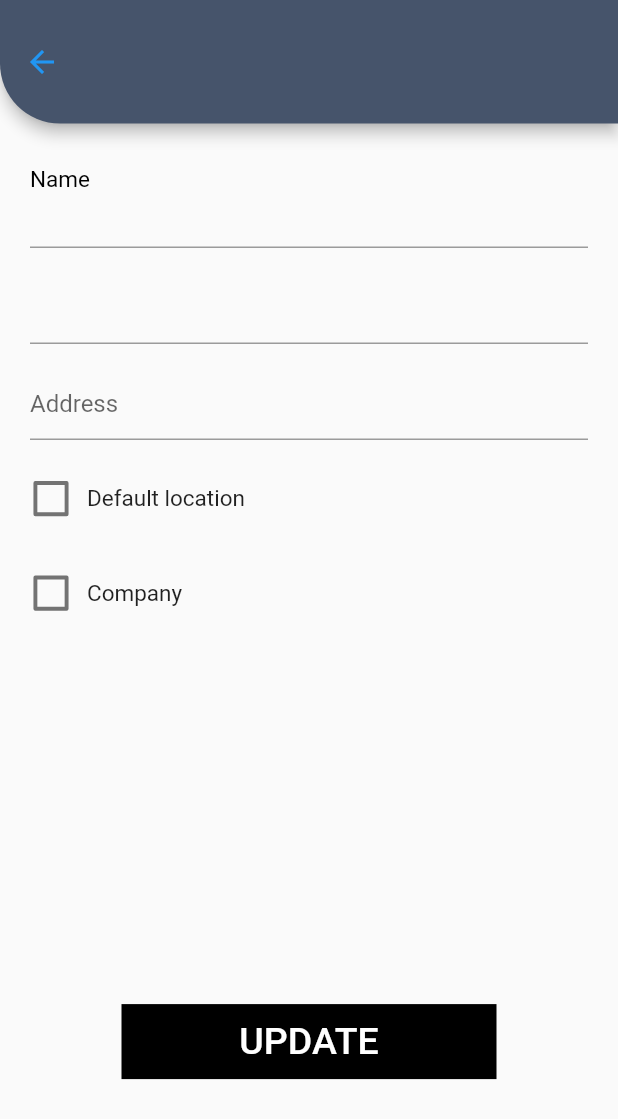
After one commit to anhtuanpham0706/login_demo, a Flutter app: the UpdateScreen screen opened directly, on a phone screen of 412 x 824 dp. The commit adds this screen. Shown: the top 1119 px of the screen. Run offline on Flutter 3.47's test engine with Material 2 defaults, Android fonts, the phone set to English and light mode, and no system bars; our stand-ins replace flutter_bloc, flutter_svg, image_picker, permission_handler, shared_preferences; accounts and stored records are empty; network calls fail.

Commit message:
Initial commit

```diff
--- a/lib/api/api.dart
+++ b/lib/api/api.dart
@@ -1,5 +1,12 @@
+
+
+
+
 import 'package:http/http.dart' as http;
 import 'dart:convert';
+import 'package:login_demo/model/User.dart';
+import 'package:login_demo/screens/login_screen.dart';
+import 'package:shared_preferences/shared_preferences.dart';
 
 Future LoginUser(String loginkey, String password) async{
   String url = 'https://dev.ecom.advn.vn/api/16/v1/account/login';
@@ -9,5 +16,39 @@ Future LoginUser(String loginkey, String password) async{
 
   );
   var convertedDatatojson = jsonDecode(response.body);
+
   return convertedDatatojson;
 }
+final User user = User();
+Future update_avatar(String Authorization, String base64) async{
+
+  // final user = await _getJsonFromSharedPreference();
+  final User user = User();
+
+  String url = 'https://dev.ecom.advn.vn/api/16/v1/account/update_avarta';
+  final response = await http.post(url,
+      headers: {'Authorization': Authorization},
+      body: {"img": base64,
+        "img_format": "png"}
+
+  );
+  var convertedDatatojson = jsonDecode(response.body);
+  return convertedDatatojson;
+}
+Future update_user(String Authorization, String name, String phone, String address) async{
+
+
+  // final User user = User();
+
+  String url = 'https://dev.ecom.advn.vn/api/16/v1/account/update_user';
+  final response = await http.post(url,
+      headers: {'Authorization': Authorization},
+      body: {"name": name,
+        "phone": phone,
+        "address": address,
+      }
+
+  );
+  var convertedDatatojson = jsonDecode(response.body);
+  return convertedDatatojson;
+}
--- a/lib/components/category_item.dart
+++ b/lib/components/category_item.dart
@@ -6,7 +6,7 @@ import 'package:login_demo/model/content.dart';
 
 class CategoryItem extends StatelessWidget {
   Category category;
-  CategoryItem({required this.category});
+  CategoryItem({ this.category});
 
   @override
   Widget build(BuildContext context) {
--- a/lib/model/User.dart
+++ b/lib/model/User.dart
@@ -1,20 +1,22 @@
 
 class User {
   String image;
-  String name, phone;
+  String name, phone, token_user;
   bool success;
-  User({this.image = '', this.name = '', this.phone = '', this.success = false});
+  User({this.image = '', this.name = '', this.phone = '',this.token_user ='', this.success = false});
 
   String toString() => '\nimage: $image'
       '\nName: $name'
       '\nPhone: $phone'
-      '\nGender: ${success?'true':'false'}';
+      '\nsuccess: ${success?'true':'false'}'
+      '\ntoken_user: $token_user';
 
   User fromJson(Map<String, dynamic> json) {
     image = json['image'];
     name = json['name'];
     phone = json['phone'];
     success = json['success'];
+    token_user = json['token_user'];
     return this;
   }
 
@@ -22,20 +24,23 @@ class User {
     'image': image,
     'name': name,
     'phone': phone,
-    'success': success
+    'success': success,
+    'token_user': token_user
   };
 
   void clear() {
     image = '';
     name = '';
     phone = '';
+    token_user = '';
     success = false;
   }
 
-  void setValues({String image = '', String name = '', String phone = '', bool success = false}) {
+  void setValues({String image = '', String name = '', String phone = '', String token_user = '', bool success = false}) {
     this.image = image;
     this.name = name;
     this.phone = phone;
+    this.token_user;
     this.success = success;
   }
 }
--- a/lib/model/content.dart
+++ b/lib/model/content.dart
@@ -4,9 +4,9 @@ class Category {
   final String icon;
   const Category(
       {
-        required this.id,
-        required this.content,
-        required this.icon
+         this.id,
+         this.content,
+         this.icon
       }
       );
 
--- a/lib/model/info_api.dart
+++ b/lib/model/info_api.dart
@@ -1,9 +1,9 @@
 class Data {
-  late String phone;
-  late String name;
-  late String avatar;
+   String phone;
+   String name;
+   String avatar;
 
-  Data({required this.phone, required this.name, required this.avatar});
+  Data({ this.phone,  this.name,  this.avatar});
 
   Data.fromJson(Map<String, dynamic> json) {
     phone = json['phone'];
--- a/lib/model/user_api.dart
+++ b/lib/model/user_api.dart
@@ -3,11 +3,11 @@ import 'dart:convert';
 import 'info_api.dart';
 
 class User {
-  late Data? data;
-  late bool success;
+   Data data;
+   bool success;
 
 
-  User({required this.data, required this.success});
+  User({ this.data,  this.success});
 
   User.fromJson(Map<String, dynamic> json) {
     data = json['info'] != null ? Data.fromJson(json['data']) : null;
@@ -17,7 +17,7 @@ class User {
   Map<String, dynamic> toJson() {
     final Map<String, dynamic> data = Map<String, dynamic>();
     if (this.data != null) {
-      data['info'] = this.data!.toJson();
+      data['info'] = this.data.toJson();
     }
     data['success'] = this.success;
     return data;
--- /dev/null
+++ b/lib/screens/update_information.dart
@@ -0,0 +1,229 @@
+import 'dart:convert';
+
+
+import 'package:flutter/material.dart';
+import 'package:login_demo/api/api.dart';
+import 'package:login_demo/model/User.dart';
+import 'package:login_demo/screens/profile_screen.dart';
+import 'package:shared_preferences/shared_preferences.dart';
+
+
+
+
+
+
+class UpdateScreen extends StatefulWidget {
+
+  @override
+  _UpdateScreenState createState() => _UpdateScreenState();
+}
+class _UpdateScreenState extends State<UpdateScreen> {
+
+  final nameController = TextEditingController();
+  final phoneController = TextEditingController();
+  final addressController = TextEditingController();
+  final User user = User();
+  String message = '';
+  bool remember = false;
+  bool remember1 = false;
+  void _getJsonFromSharedPreference()  {
+    SharedPreferences.getInstance().then((prefs) {
+      if(prefs.containsKey('user')){
+        String temp =  prefs.getString('user');
+        Map<String, dynamic> json = jsonDecode(temp);
+        user.fromJson(json);
+        setState(() {
+        });
+      }
+    });
+  }
+  void _saveJsonToSharedPreference(api) =>
+      SharedPreferences.getInstance().then((prefs) {
+        prefs.setString('user', jsonEncode(api));
+
+      }
+      );
+
+
+  @override
+  void initState() {
+    super.initState();
+    _getJsonFromSharedPreference();
+
+  }
+
+
+
+  @override
+  Widget build(BuildContext context) {
+    return Scaffold(
+      appBar: AppBar(
+        leading: IconButton(
+          icon: Icon(Icons.arrow_back, color: Colors.blue),
+            onPressed: () => Navigator.pop(context),
+        ),
+        backgroundColor: Color(0xff46546B),
+          toolbarHeight:MediaQuery.of(context).size.height/10,
+        shape: RoundedRectangleBorder(
+          borderRadius: BorderRadius.only(bottomLeft: Radius.circular(40))
+        ),
+      ),
+      body: SingleChildScrollView(
+        child: Column(
+          children: [
+            Container(
+              child: Column(
+                children: [
+                  SizedBox(
+                    height: 15,
+                  ),
+                Padding(
+                  padding: const EdgeInsets.only(left: 20, right: 20),
+                  child: TextFormField(
+                  controller: nameController,
+                  decoration: InputDecoration(
+                    contentPadding:
+                    EdgeInsets.symmetric(vertical: 15),
+                    floatingLabelBehavior: FloatingLabelBehavior
+                        .always,
+
+                    labelText: "Name",
+                    labelStyle: TextStyle(
+                        color: Colors.black, fontSize: 20),
+                    hintText: user.name,
+
+                  ),
+                  ),
+                ),
+                  SizedBox(
+                    height: 15,
+                  ),
+                  Padding(
+                    padding: const EdgeInsets.only(left: 20, right: 20),
+                    child: TextFormField(
+                      controller: phoneController,
+                      decoration: InputDecoration(
+                        contentPadding:
+                        EdgeInsets.symmetric(vertical: 15),
+                        floatingLabelBehavior: FloatingLabelBehavior
+                            .always,
+                        hintText: user.phone,
+
+                      ),
+                    ),
+                  ),
+                  SizedBox(
+                    height: 15,
+                  ),
+                  Padding(
+                    padding: const EdgeInsets.only(left: 20, right: 20),
+                    child: TextFormField(
+                      controller: addressController,
+                      decoration: InputDecoration(
+                        contentPadding:
+                        EdgeInsets.symmetric(vertical: 15),
+                        floatingLabelBehavior: FloatingLabelBehavior
+                            .always,
+                        hintText: "Address",
+
+                      ),
+                    ),
+                  ),
+                  SizedBox(height: 15,),
+                  Padding(
+                    padding: const EdgeInsets.only(left: 10),
+                    child: Row(
+                      children: [
+                        Transform.scale(
+                          scale: 1.3,
+                          child: Checkbox(
+                            value: remember,
+                            activeColor: Colors.black,
+                            onChanged: (value) {
+                              setState(() {
+                                remember = value;
+
+                              });
+                            },
+                          ),
+                        ),
+                        Text("Default location",style: TextStyle(fontSize: 15),),
+                      ],
+                    ),
+                  ),
+                  SizedBox(height: 15,),
+                  Padding(
+                    padding: const EdgeInsets.only(left: 10),
+                    child: Row(
+                      children: [
+                        Transform.scale(
+                          scale: 1.3,
+                          child: Checkbox(
+                            value: remember1,
+                            activeColor: Colors.black,
+                            onChanged: (value) {
+                              setState(() {
+                                remember1 = value;
+                              });
+                            },
+                          ),
+                        ),
+                        Text("Company",style: TextStyle(fontSize: 15),),
+                      ],
+                    ),
+                  ),
+
+
+                ],
+              ),
+            ),
+            Padding(
+              padding: const EdgeInsets.only(top: 250,),
+              child: Container(
+                color: Colors.black,
+                height: 50,
+                width: 250,
+                child: TextButton(
+                  onPressed: () async {
+                    var name = nameController.text;
+                    var phone = phoneController.text;
+                    var address = addressController.text;
+
+                   var api = await update_user(user.token_user, name, phone, address);
+                   if(api['success']){
+                     _saveJsonToSharedPreference(api['data']);
+                     setState(() {
+                       showDialog(
+                           context: context,
+                           builder: (_) =>
+                               AlertDialog(
+                                 title: Text('Trạng thái update'),
+                                 content: Text('Thành Công'),
+                               )
+                       );
+                     });
+
+                   }
+
+
+                  },
+                  child: Text('UPDATE',style: TextStyle(color: Colors.white,fontSize: 25),),
+
+                ),
+              ),
+            ),
+
+
+          ],
+        ),
+
+
+      ),
+
+    );
+  }
+
+
+
+
+}
```
Also changed, not shown: lib/api/api_service.dart (deleted, +0 -19 lines), lib/components/category.dart (+9 -9 lines), lib/components/category1.dart (+6 -6 lines), lib/main.dart (+4 -5 lines), lib/model/login_model.dart (deleted, +0 -32 lines), lib/screens/login_screen.dart (+56 -27 lines), lib/screens/profile_bloc.dart (added, +54 -0 lines), lib/screens/profile_screen.dart (+142 -58 lines), pubspec.yaml (+8 -2 lines), lib/assets/icons/Camera Icon.svg, lib/assets/icons/Group 569.png (added), lib/assets/icons/menu.png (added), pubspec.lock, 6 other files.
